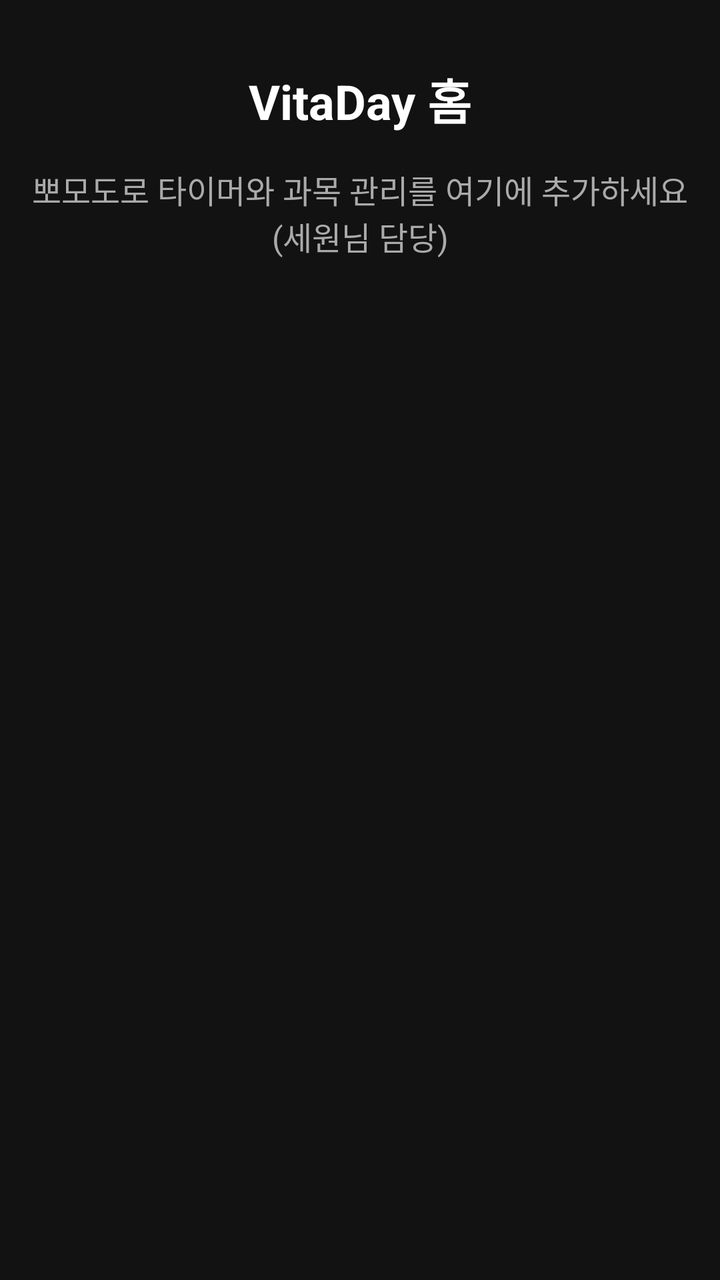
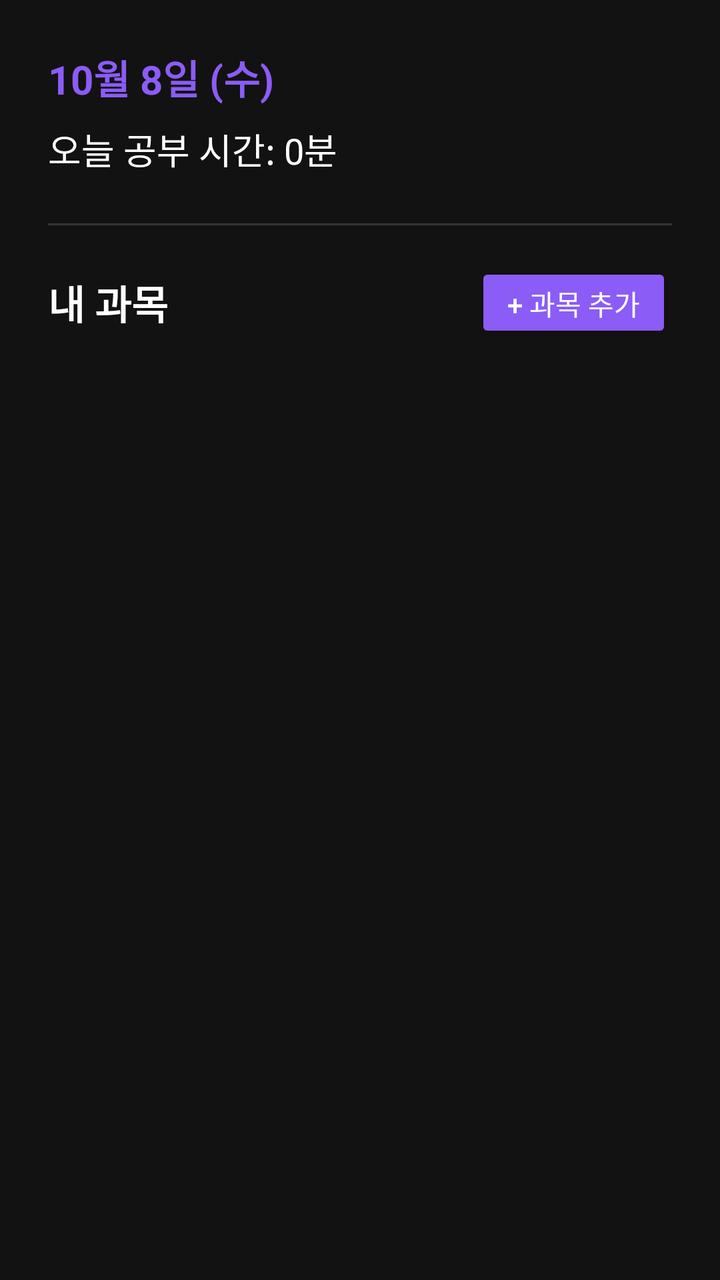

Before-and-after screenshots of an Android layout around one commit, followed by the original layout XML and the change that was made.
<!-- AndroidManifest.xml: application theme Theme.VitaDay -->
<!-- res/layout/fragment_home.xml -->
<?xml version="1.0" encoding="utf-8"?>
<androidx.constraintlayout.widget.ConstraintLayout xmlns:android="http://schemas.android.com/apk/res/android"
    xmlns:app="http://schemas.android.com/apk/res-auto"
    android:layout_width="match_parent"
    android:layout_height="match_parent"
    android:background="#121212">

    <TextView
        android:id="@+id/tvHomeTitle"
        android:layout_width="wrap_content"
        android:layout_height="wrap_content"
        android:text="VitaDay 홈"
        android:textColor="#FFFFFF"
        android:textSize="24sp"
        android:textStyle="bold"
        app:layout_constraintTop_toTopOf="parent"
        app:layout_constraintStart_toStartOf="parent"
        app:layout_constraintEnd_toEndOf="parent"
        android:layout_marginTop="32dp" />

    <TextView
        android:id="@+id/tvHomeDescription"
        android:layout_width="wrap_content"
        android:layout_height="wrap_content"
        android:text="뽀모도로 타이머와 과목 관리를 여기에 추가하세요\n(세원님 담당)"
        android:textColor="#AAAAAA"
        android:textSize="16sp"
        android:gravity="center"
        app:layout_constraintTop_toBottomOf="@id/tvHomeTitle"
        app:layout_constraintStart_toStartOf="parent"
        app:layout_constraintEnd_toEndOf="parent"
        android:layout_marginTop="16dp" />

    

</androidx.constraintlayout.widget.ConstraintLayout>
<!-- resources referenced by this layout -->
<resources>
  <style name="Theme.VitaDay" parent="Base.Theme.VitaDay" />
  <style name="Base.Theme.VitaDay" parent="Theme.Material3.DayNight.NoActionBar">
          
          
      </style>
</resources>

<!-- the commit's change to res/layout/fragment_home.xml (unified diff, before → after) -->
@@ -1,36 +1,92 @@
 <?xml version="1.0" encoding="utf-8"?>
-<androidx.constraintlayout.widget.ConstraintLayout xmlns:android="http://schemas.android.com/apk/res/android"
+<ScrollView xmlns:android="http://schemas.android.com/apk/res/android"
     xmlns:app="http://schemas.android.com/apk/res-auto"
     android:layout_width="match_parent"
     android:layout_height="match_parent"
-    android:background="#121212">
+    android:background="#121212"
+    android:fillViewport="true">
 
-    <TextView
-        android:id="@+id/tvHomeTitle"
-        android:layout_width="wrap_content"
+    <androidx.constraintlayout.widget.ConstraintLayout
+        android:layout_width="match_parent"
         android:layout_height="wrap_content"
-        android:text="VitaDay 홈"
-        android:textColor="#FFFFFF"
-        android:textSize="24sp"
-        android:textStyle="bold"
-        app:layout_constraintTop_toTopOf="parent"
-        app:layout_constraintStart_toStartOf="parent"
-        app:layout_constraintEnd_toEndOf="parent"
-        android:layout_marginTop="32dp" />
+        android:padding="24dp">
 
-    <TextView
-        android:id="@+id/tvHomeDescription"
-        android:layout_width="wrap_content"
-        android:layout_height="wrap_content"
-        android:text="뽀모도로 타이머와 과목 관리를 여기에 추가하세요\n(세원님 담당)"
-        android:textColor="#AAAAAA"
-        android:textSize="16sp"
-        android:gravity="center"
-        app:layout_constraintTop_toBottomOf="@id/tvHomeTitle"
-        app:layout_constraintStart_toStartOf="parent"
-        app:layout_constraintEnd_toEndOf="parent"
-        android:layout_marginTop="16dp" />
+        
+        <TextView
+            android:id="@+id/tv_current_date"
+            android:layout_width="wrap_content"
+            android:layout_height="wrap_content"
+            android:text="10월 8일 (수)"
+            android:textColor="#8B5CF6"
+            android:textSize="20sp"
+            android:textStyle="bold"
+            app:layout_constraintTop_toTopOf="parent"
+            app:layout_constraintStart_toStartOf="parent" />
 
-    
+        
+        <TextView
+            android:id="@+id/tv_today_study_time"
+            android:layout_width="wrap_content"
+            android:layout_height="wrap_content"
+            android:text="오늘 공부 시간: 0분"
+            android:textColor="#FFFFFF"
+            android:textSize="18sp"
+            android:layout_marginTop="8dp"
+            app:layout_constraintTop_toBottomOf="@id/tv_current_date"
+            app:layout_constraintStart_toStartOf="parent" />
 
-</androidx.constraintlayout.widget.ConstraintLayout>
+        
+        <View
+            android:id="@+id/divider1"
+            android:layout_width="0dp"
+            android:layout_height="1dp"
+            android:background="#333333"
+            android:layout_marginTop="24dp"
+            app:layout_constraintTop_toBottomOf="@id/tv_today_study_time"
+            app:layout_constraintStart_toStartOf="parent"
+            app:layout_constraintEnd_toEndOf="parent" />
+
+        
+        <TextView
+            android:id="@+id/tv_subjects_header"
+            android:layout_width="wrap_content"
+            android:layout_height="wrap_content"
+            android:text="내 과목"
+            android:textColor="#FFFFFF"
+            android:textSize="20sp"
+            android:textStyle="bold"
+            android:layout_marginTop="24dp"
+            app:layout_constraintTop_toBottomOf="@id/divider1"
+            app:layout_constraintStart_toStartOf="parent" />
+
+        
+        <Button
+            android:id="@+id/btn_add_subject"
+            android:layout_width="wrap_content"
+            android:layout_height="40dp"
+            android:text="+ 과목 추가"
+            android:textColor="#FFFFFF"
+            android:textSize="14sp"
+            android:backgroundTint="#8B5CF6"
+            android:paddingStart="16dp"
+            android:paddingEnd="16dp"
+            app:layout_constraintTop_toTopOf="@id/tv_subjects_header"
+            app:layout_constraintBottom_toBottomOf="@id/tv_subjects_header"
+            app:layout_constraintEnd_toEndOf="parent" />
+
+        
+        <LinearLayout
+            android:id="@+id/ll_subject_container"
+            android:layout_width="0dp"
+            android:layout_height="wrap_content"
+            android:orientation="vertical"
+            android:layout_marginTop="16dp"
+            app:layout_constraintTop_toBottomOf="@id/tv_subjects_header"
+            app:layout_constraintStart_toStartOf="parent"
+            app:layout_constraintEnd_toEndOf="parent">
+
+            
+        </LinearLayout>
+
+    </androidx.constraintlayout.widget.ConstraintLayout>
+</ScrollView>
